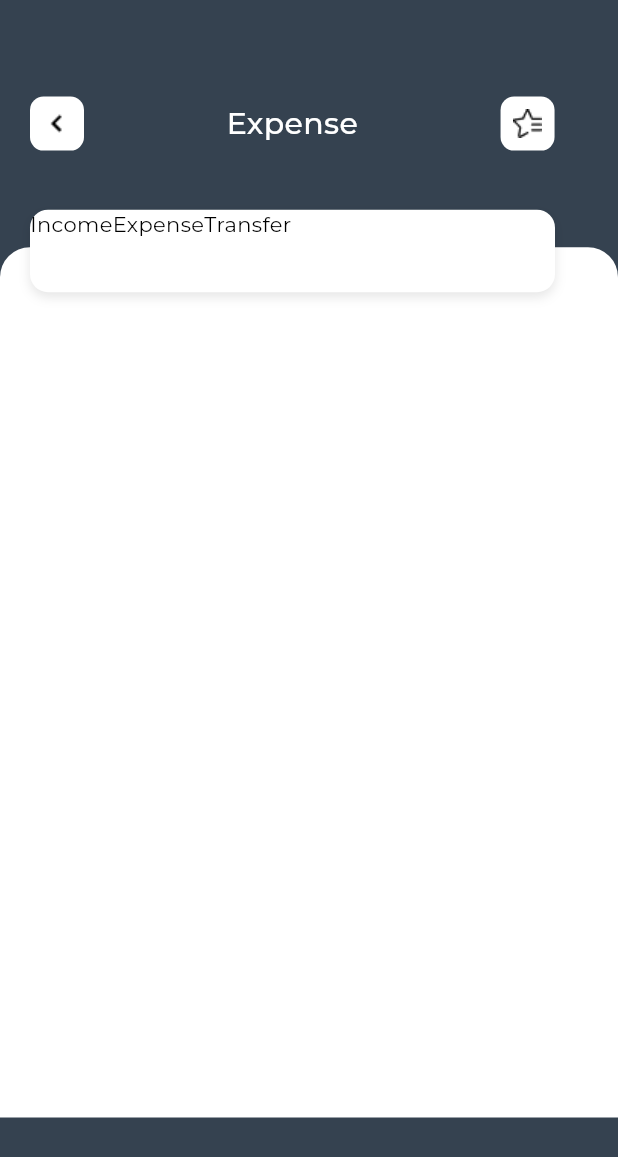
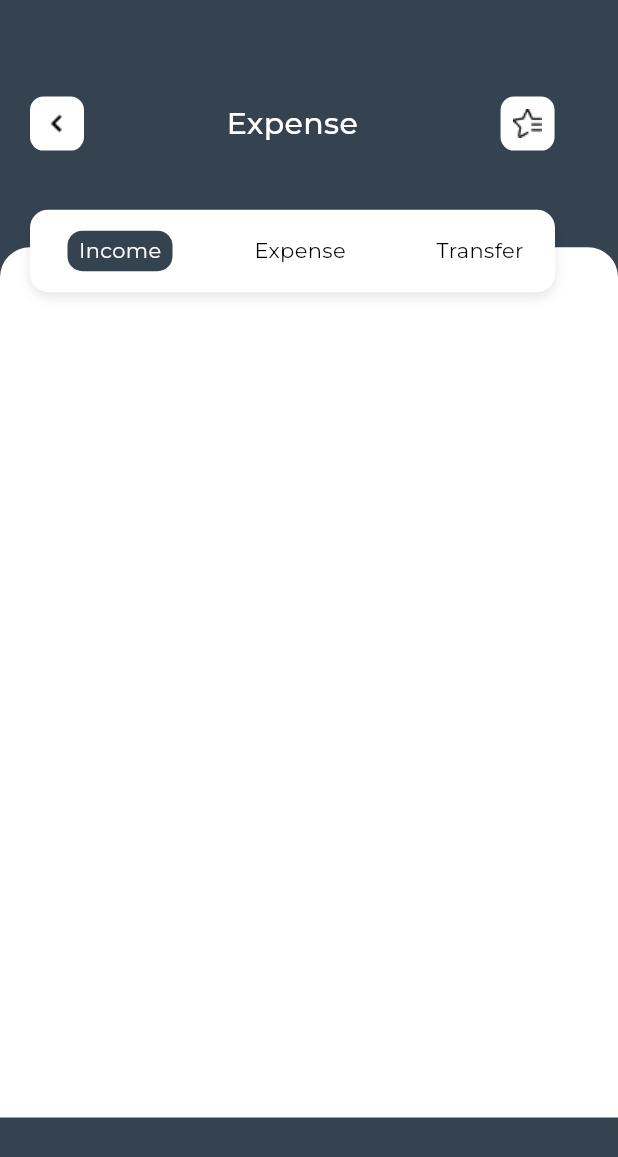
Before and after one commit to aaryansinhaa/farmint, a Flutter app: the AddExpensePage screen opened by its route, on a phone screen of 412 x 824 dp. Shown: the top 1157 px of the screen. Run offline on Flutter 3.47's test engine with Material 3 defaults, Android fonts, the phone set to English and light mode, and no system bars; our stand-ins replace get, google_fonts.

Commit message:
modified the add_expense_page card

```diff
--- a/lib/view/add_expense_page.dart
+++ b/lib/view/add_expense_page.dart
@@ -1,14 +1,13 @@
 import 'package:farmint_admin_assignment/common/constants/colors.dart';
 import 'package:farmint_admin_assignment/common/widgets/bottomsheet.dart';
 import 'package:farmint_admin_assignment/common/widgets/toprow.dart';
-import 'package:flutter/cupertino.dart';
 import 'package:flutter/material.dart';
 
 class AddExpensePage extends StatelessWidget {
   static const String routeName = "/addExpense";
   AddExpensePage({super.key});
   final List<String> buttonName = ["Income", "Expense", "Transfer"];
-
+  final currentIndex = 0;
   @override
   Widget build(BuildContext context) {
     return Scaffold(
@@ -44,10 +43,30 @@ class AddExpensePage extends StatelessWidget {
                     itemCount: 3,
                     scrollDirection: Axis.horizontal,
                     itemBuilder: (context, index) => InkWell(
+                          splashColor: Colors.transparent,
+                          borderRadius: BorderRadius.circular(10),
                           onTap: () {},
-                          child: Text(
-                            buttonName[index],
-                            style: TextStyle(color: Colors.black),
+                          child: Container(
+                            height: 45,
+                            width: 70,
+                            margin: EdgeInsets.symmetric(
+                                horizontal: 25, vertical: 14),
+                            decoration: BoxDecoration(
+                              color: index == currentIndex
+                                  ? ColorConstants.blueGrayTop
+                                  : Colors.transparent,
+                              borderRadius: BorderRadius.circular(10),
+                            ),
+                            child: Center(
+                              child: Text(
+                                buttonName[index],
+                                style: TextStyle(
+                                  color: index == currentIndex
+                                      ? Colors.white
+                                      : Colors.black,
+                                ),
+                              ),
+                            ),
                           ),
                         )),
               )
```
